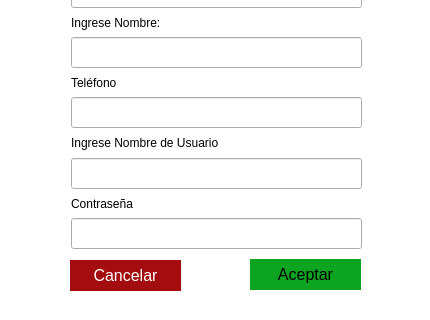
Qt form View/ventanaSecretario.ui (BermudezK/consultsoft) before a commit; both pictures show x 0 to 430 and y 180 to 500 of the 430 by 500 pixel window.
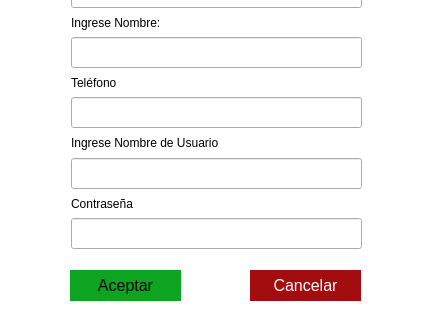
The same form after that commit.

Commit message: modifique la interfaz

Patch:
```diff
--- a/View/ventanaSecretario.ui
+++ b/View/ventanaSecretario.ui
@@ -32,8 +32,8 @@
   <widget class="QPushButton" name="BotonAceptar">
    <property name="geometry">
     <rect>
-     <x>250</x>
-     <y>439</y>
+     <x>70</x>
+     <y>450</y>
      <width>111</width>
      <height>31</height>
     </rect>
@@ -53,8 +53,8 @@
   <widget class="QPushButton" name="BotonCancelar">
    <property name="geometry">
     <rect>
-     <x>70</x>
-     <y>440</y>
+     <x>250</x>
+     <y>450</y>
      <width>111</width>
      <height>31</height>
     </rect>
```
The commit also changes 1 other file.
